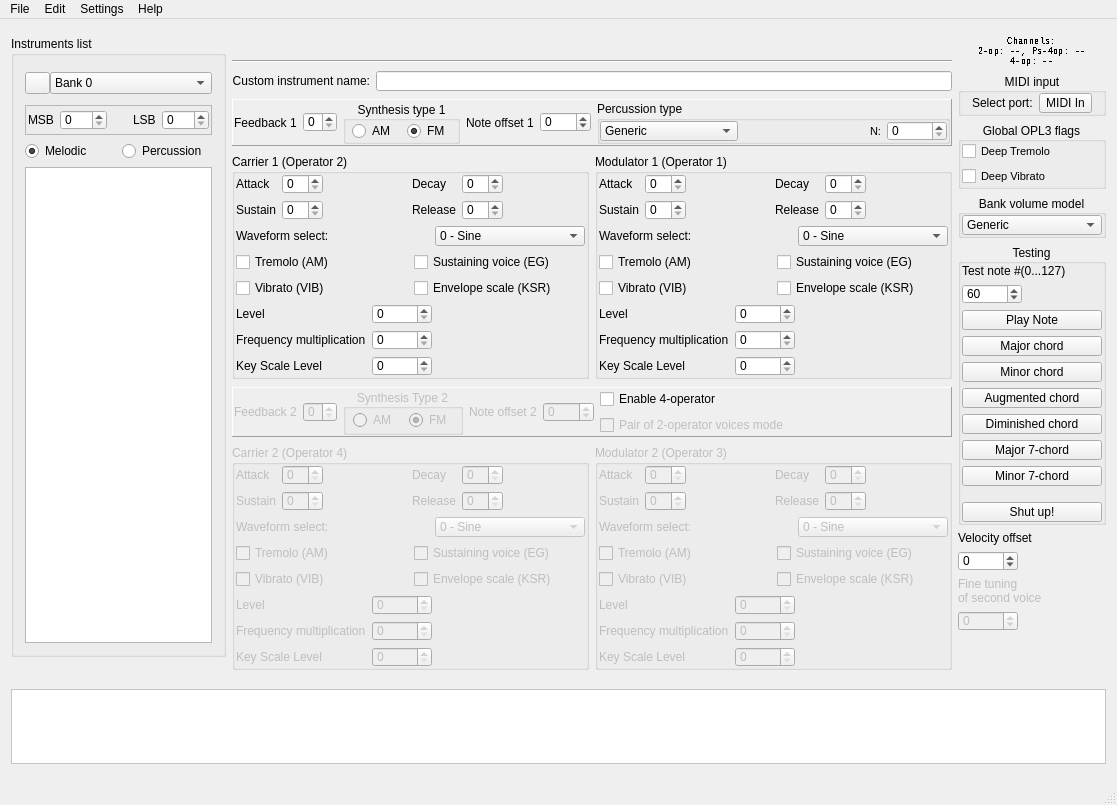
Qt form src/bank_editor.ui (Wohlstand/OPL3BankEditor) before a commit.
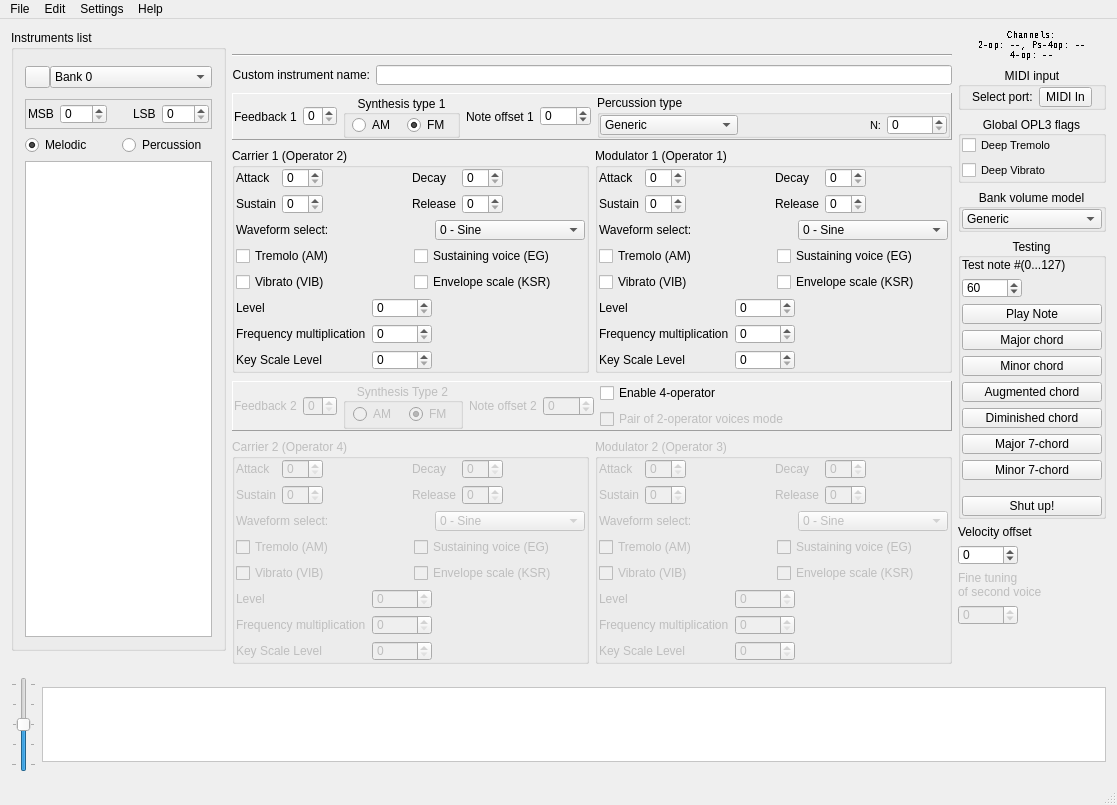
The same form after that commit. Icons and pictures are not drawn. Custom widgets are drawn as their Qt base class.

Commit message: pitch bend control for UI

Patch:
```diff
--- a/src/bank_editor.ui
+++ b/src/bank_editor.ui
@@ -3242,6 +3242,30 @@
      </widget>
     </item>
     <item>
+     <layout class="QHBoxLayout" name="horizontalLayout_18">
+      <item>
+       <widget class="QSlider" name="pitchBendSlider">
+        <property name="focusPolicy">
+         <enum>Qt::NoFocus</enum>
+        </property>
+        <property name="toolTip">
+         <string>Pitch bend</string>
+        </property>
+        <property name="minimum">
+         <number>-100</number>
+        </property>
+        <property name="maximum">
+         <number>100</number>
+        </property>
+        <property name="tickPosition">
+         <enum>QSlider::TicksBothSides</enum>
+        </property>
+        <property name="tickInterval">
+         <number>50</number>
+        </property>
+       </widget>
+      </item>
+      <item>
      <widget class="Piano" name="piano">
       <property name="sizePolicy">
        <sizepolicy hsizetype="Preferred" vsizetype="Fixed">
@@ -3268,6 +3292,8 @@
        <enum>QFrame::Sunken</enum>
       </property>
      </widget>
+      </item>
+     </layout>
     </item>
    </layout>
   </widget>
```
Lines whose indentation alone changed are shown as unchanged. The commit also changes 6 other files.
